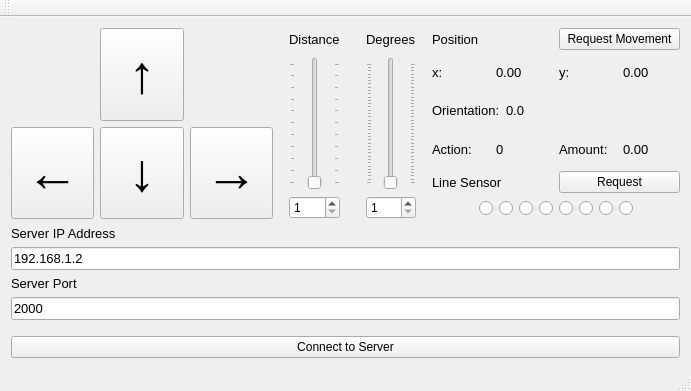
Qt form QtClients/MovementDebugger/mainwindow.ui (madhavpatel6/EmbeddedSystemDesign_Team02) before a commit.
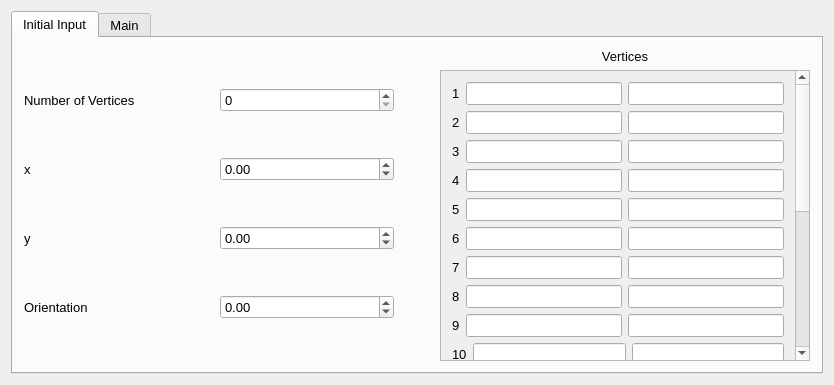
The same form after that commit.

Commit message: Added initial data tab and operation modes to movement debugger

Diff of the .ui file:
```diff
--- a/QtClients/MovementDebugger/mainwindow.ui
+++ b/QtClients/MovementDebugger/mainwindow.ui
@@ -6,22 +6,806 @@
    <rect>
     <x>0</x>
     <y>0</y>
-    <width>691</width>
-    <height>391</height>
+    <width>834</width>
+    <height>385</height>
    </rect>
   </property>
+  <property name="sizePolicy">
+   <sizepolicy hsizetype="Preferred" vsizetype="Preferred">
+    <horstretch>0</horstretch>
+    <verstretch>0</verstretch>
+   </sizepolicy>
+  </property>
+  <property name="sizeIncrement">
+   <size>
+    <width>0</width>
+    <height>0</height>
+   </size>
+  </property>
   <property name="windowTitle">
    <string>Movement Debugger</string>
   </property>
   <widget class="QWidget" name="centralWidget">
+   <layout class="QGridLayout" name="gridLayout_3">
+    <item row="0" column="1">
+     <widget class="QTabWidget" name="tabWidget">
+      <property name="font">
+       <font>
+        <pointsize>10</pointsize>
+       </font>
+      </property>
+      <property name="autoFillBackground">
+       <bool>false</bool>
+      </property>
+      <property name="currentIndex">
+       <number>0</number>
+      </property>
+      <widget class="QWidget" name="tab_initial">
+       <attribute name="title">
+        <string>Initial Input</string>
+       </attribute>
+       <layout class="QGridLayout" name="gridLayout_4">
+        <item row="1" column="2">
+         <layout class="QHBoxLayout" name="horizontalLayout_14" stretch="1,0,1">
+          <property name="leftMargin">
+           <number>0</number>
+          </property>
+          <property name="rightMargin">
+           <number>0</number>
+          </property>
+          <item>
+           <layout class="QVBoxLayout" name="verticalLayout_8">
+            <property name="rightMargin">
+             <number>0</number>
+            </property>
+            <item>
+             <layout class="QHBoxLayout" name="horizontalLayout_8" stretch="0,0,0">
+              <item>
+               <widget class="QLabel" name="lbl_numVertices">
+                <property name="font">
+                 <font>
+                  <pointsize>10</pointsize>
+                 </font>
+                </property>
+                <property name="frameShape">
+                 <enum>QFrame::NoFrame</enum>
+                </property>
+                <property name="text">
+                 <string>Number of Vertices</string>
+                </property>
+                <property name="alignment">
+                 <set>Qt::AlignLeading|Qt::AlignLeft|Qt::AlignVCenter</set>
+                </property>
+               </widget>
+              </item>
+              <item>
+               <spacer name="horizontalSpacer_11">
+                <property name="orientation">
+                 <enum>Qt::Horizontal</enum>
+                </property>
+                <property name="sizeType">
+                 <enum>QSizePolicy::Fixed</enum>
+                </property>
+                <property name="sizeHint" stdset="0">
+                 <size>
+                  <width>15</width>
+                  <height>20</height>
+                 </size>
+                </property>
+               </spacer>
+              </item>
+              <item>
+               <widget class="QSpinBox" name="sb_numVertices">
+                <property name="maximum">
+                 <number>20</number>
+                </property>
+               </widget>
+              </item>
+             </layout>
+            </item>
+            <item>
+             <layout class="QHBoxLayout" name="horizontalLayout_10">
+              <item>
+               <widget class="QLabel" name="lbl_x_initial">
+                <property name="font">
+                 <font>
+                  <pointsize>10</pointsize>
+                 </font>
+                </property>
+                <property name="frameShape">
+                 <enum>QFrame::NoFrame</enum>
+                </property>
+                <property name="text">
+                 <string>x</string>
+                </property>
+                <property name="alignment">
+                 <set>Qt::AlignLeading|Qt::AlignLeft|Qt::AlignVCenter</set>
+                </property>
+               </widget>
+              </item>
+              <item>
+               <spacer name="horizontalSpacer_13">
+                <property name="orientation">
+                 <enum>Qt::Horizontal</enum>
+                </property>
+                <property name="sizeType">
+                 <enum>QSizePolicy::Fixed</enum>
+                </property>
+                <property name="sizeHint" stdset="0">
+                 <size>
+                  <width>15</width>
+                  <height>20</height>
+                 </size>
+                </property>
+               </spacer>
+              </item>
+              <item>
+               <widget class="QDoubleSpinBox" name="sb_x_initial">
+                <property name="minimum">
+                 <double>-200.000000000000000</double>
+                </property>
+                <property name="maximum">
+                 <double>200.000000000000000</double>
+                </property>
+               </widget>
+              </item>
+             </layout>
+            </item>
+            <item>
+             <layout class="QHBoxLayout" name="horizontalLayout_11">
+              <item>
+               <widget class="QLabel" name="lbl_y_initial">
+                <property name="font">
+                 <font>
+                  <pointsize>10</pointsize>
+                 </font>
+                </property>
+                <property name="frameShape">
+                 <enum>QFrame::NoFrame</enum>
+                </property>
+                <property name="text">
+                 <string>y</string>
+                </property>
+                <property name="alignment">
+                 <set>Qt::AlignLeading|Qt::AlignLeft|Qt::AlignVCenter</set>
+                </property>
+               </widget>
+              </item>
+              <item>
+               <spacer name="horizontalSpacer_12">
+                <property name="orientation">
+                 <enum>Qt::Horizontal</enum>
+                </property>
+                <property name="sizeType">
+                 <enum>QSizePolicy::Fixed</enum>
+                </property>
+                <property name="sizeHint" stdset="0">
+                 <size>
+                  <width>15</width>
+                  <height>20</height>
+                 </size>
+                </property>
+               </spacer>
+              </item>
+              <item>
+               <widget class="QDoubleSpinBox" name="sb_y_initial">
+                <property name="minimum">
+                 <double>-200.000000000000000</double>
+                </property>
+                <property name="maximum">
+                 <double>200.000000000000000</double>
+                </property>
+               </widget>
+              </item>
+             </layout>
+            </item>
+            <item>
+             <layout class="QHBoxLayout" name="horizontalLayout_12">
+              <item>
+               <widget class="QLabel" name="lbl_orientation_initial">
+                <property name="font">
+                 <font>
+                  <pointsize>10</pointsize>
+                 </font>
+                </property>
+                <property name="frameShape">
+                 <enum>QFrame::NoFrame</enum>
+                </property>
+                <property name="text">
+                 <string>Orientation</string>
+                </property>
+                <property name="alignment">
+                 <set>Qt::AlignLeading|Qt::AlignLeft|Qt::AlignVCenter</set>
+                </property>
+               </widget>
+              </item>
+              <item>
+               <spacer name="horizontalSpacer_14">
+                <property name="orientation">
+                 <enum>Qt::Horizontal</enum>
+                </property>
+                <property name="sizeType">
+                 <enum>QSizePolicy::Fixed</enum>
+                </property>
+                <property name="sizeHint" stdset="0">
+                 <size>
+                  <width>15</width>
+                  <height>0</height>
+                 </size>
+                </property>
+               </spacer>
+              </item>
+              <item>
+               <widget class="QDoubleSpinBox" name="sb_orientation_initial">
+                <property name="minimum">
+                 <double>-350.990000000000009</double>
+                </property>
+                <property name="maximum">
+                 <double>350.990000000000009</double>
+                </property>
+               </widget>
+              </item>
+             </layout>
+            </item>
+           </layout>
+          </item>
+          <item>
+           <spacer name="horizontalSpacer_7">
+            <property name="orientation">
+             <enum>Qt::Horizontal</enum>
+            </property>
+            <property name="sizeHint" stdset="0">
+             <size>
+              <width>40</width>
+              <height>20</height>
+             </size>
+            </property>
+           </spacer>
+          </item>
+          <item>
    <layout class="QVBoxLayout" name="verticalLayout_2">
     <item>
+             <widget class="QLabel" name="lbl_vertices">
+              <property name="font">
+               <font>
+                <pointsize>10</pointsize>
+               </font>
+              </property>
+              <property name="text">
+               <string>Vertices</string>
+              </property>
+              <property name="alignment">
+               <set>Qt::AlignCenter</set>
+              </property>
+             </widget>
+            </item>
+            <item>
+             <widget class="QScrollArea" name="scrollArea">
+              <property name="widgetResizable">
+               <bool>true</bool>
+              </property>
+              <widget class="QWidget" name="scrollAreaWidgetContents">
+               <property name="geometry">
+                <rect>
+                 <x>0</x>
+                 <y>0</y>
+                 <width>352</width>
+                 <height>652</height>
+                </rect>
+               </property>
+               <layout class="QVBoxLayout" name="verticalLayout_9">
+                <item>
+                 <layout class="QHBoxLayout" name="horizontalLayout_13">
+                  <property name="topMargin">
+                   <number>0</number>
+                  </property>
+                  <item>
+                   <widget class="QLabel" name="lbl_1">
+                    <property name="text">
+                     <string>1</string>
+                    </property>
+                   </widget>
+                  </item>
+                  <item>
+                   <widget class="QLineEdit" name="le_x1"/>
+                  </item>
+                  <item>
+                   <widget class="QLineEdit" name="le_y1"/>
+                  </item>
+                 </layout>
+                </item>
+                <item>
+                 <layout class="QHBoxLayout" name="horizontalLayout_15">
+                  <property name="topMargin">
+                   <number>0</number>
+                  </property>
+                  <item>
+                   <widget class="QLabel" name="lbl_2">
+                    <property name="text">
+                     <string>2</string>
+                    </property>
+                   </widget>
+                  </item>
+                  <item>
+                   <widget class="QLineEdit" name="le_x2"/>
+                  </item>
+                  <item>
+                   <widget class="QLineEdit" name="le_y2"/>
+                  </item>
+                 </layout>
+                </item>
+                <item>
+                 <layout class="QHBoxLayout" name="horizontalLayout_16">
+                  <property name="topMargin">
+                   <number>0</number>
+                  </property>
+                  <item>
+                   <widget class="QLabel" name="lbl_3">
+                    <property name="text">
+                     <string>3</string>
+                    </property>
+                   </widget>
+                  </item>
+                  <item>
+                   <widget class="QLineEdit" name="le_x3"/>
+                  </item>
+                  <item>
+                   <widget class="QLineEdit" name="le_y3"/>
+                  </item>
+                 </layout>
+                </item>
+                <item>
+                 <layout class="QHBoxLayout" name="horizontalLayout_17">
+                  <property name="topMargin">
+                   <number>0</number>
+                  </property>
+                  <item>
+                   <widget class="QLabel" name="lbl_4">
+                    <property name="text">
+                     <string>4</string>
+                    </property>
+                   </widget>
+                  </item>
+                  <item>
+                   <widget class="QLineEdit" name="le_x4"/>
+                  </item>
+                  <item>
+                   <widget class="QLineEdit" name="le_y4"/>
+                  </item>
+                 </layout>
+                </item>
+                <item>
+                 <layout class="QHBoxLayout" name="horizontalLayout_18">
+                  <property name="topMargin">
+                   <number>0</number>
+                  </property>
+                  <item>
+                   <widget class="QLabel" name="lbl_5">
+                    <property name="text">
+                     <string>5</string>
+                    </property>
+                   </widget>
+                  </item>
+                  <item>
+                   <widget class="QLineEdit" name="le_x5"/>
+                  </item>
+                  <item>
+                   <widget class="QLineEdit" name="le_y5"/>
+                  </item>
+                 </layout>
+                </item>
+                <item>
+                 <layout class="QHBoxLayout" name="horizontalLayout_19">
+                  <property name="topMargin">
+                   <number>0</number>
+                  </property>
+                  <item>
+                   <widget class="QLabel" name="lbl_6">
+                    <property name="text">
+                     <string>6</string>
+                    </property>
+                   </widget>
+                  </item>
+                  <item>
+                   <widget class="QLineEdit" name="le_x6"/>
+                  </item>
+                  <item>
+                   <widget class="QLineEdit" name="le_y6"/>
+                  </item>
+                 </layout>
+                </item>
+                <item>
+                 <layout class="QHBoxLayout" name="horizontalLayout_20">
+                  <property name="topMargin">
+                   <number>0</number>
+                  </property>
+                  <item>
+                   <widget class="QLabel" name="lbl_7">
+                    <property name="text">
+                     <string>7</string>
+                    </property>
+                   </widget>
+                  </item>
+                  <item>
+                   <widget class="QLineEdit" name="le_x7"/>
+                  </item>
+                  <item>
+                   <widget class="QLineEdit" name="le_y7"/>
+                  </item>
+                 </layout>
+                </item>
+                <item>
+                 <layout class="QHBoxLayout" name="horizontalLayout_21">
+                  <property name="topMargin">
+                   <number>0</number>
+                  </property>
+                  <item>
+                   <widget class="QLabel" name="lbl_8">
+                    <property name="text">
+                     <string>8</string>
+                    </property>
+                   </widget>
+                  </item>
+                  <item>
+                   <widget class="QLineEdit" name="le_x8"/>
+                  </item>
+                  <item>
+                   <widget class="QLineEdit" name="le_y8"/>
+                  </item>
+                 </layout>
+                </item>
+                <item>
+                 <layout class="QHBoxLayout" name="horizontalLayout_22">
+                  <property name="topMargin">
+                   <number>0</number>
+                  </property>
+                  <item>
+                   <widget class="QLabel" name="lbl_9">
+                    <property name="text">
+                     <string>9</string>
+                    </property>
+                   </widget>
+                  </item>
+                  <item>
+                   <widget class="QLineEdit" name="le_x9"/>
+                  </item>
+                  <item>
+                   <widget class="QLineEdit" name="le_y9"/>
+                  </item>
+                 </layout>
+                </item>
+                <item>
+                 <layout class="QHBoxLayout" name="horizontalLayout_23">
+                  <property name="topMargin">
+                   <number>0</number>
+                  </property>
+                  <item>
+                   <widget class="QLabel" name="lbl_10">
+                    <property name="text">
+                     <string>10</string>
+                    </property>
+                   </widget>
+                  </item>
+                  <item>
+                   <widget class="QLineEdit" name="le_x10"/>
+                  </item>
+                  <item>
+                   <widget class="QLineEdit" name="le_y10"/>
+                  </item>
+                 </layout>
+                </item>
+                <item>
+                 <layout class="QHBoxLayout" name="horizontalLayout_33">
+                  <property name="topMargin">
+                   <number>0</number>
+                  </property>
+                  <item>
+                   <widget class="QLabel" name="lbl_11">
+                    <property name="text">
+                     <string>11</string>
+                    </property>
+                   </widget>
+                  </item>
+                  <item>
+                   <widget class="QLineEdit" name="le_x11"/>
+                  </item>
+                  <item>
+                   <widget class="QLineEdit" name="le_y11"/>
+                  </item>
+                 </layout>
+                </item>
+                <item>
+                 <layout class="QHBoxLayout" name="horizontalLayout_32">
+                  <property name="topMargin">
+                   <number>0</number>
+                  </property>
+                  <item>
+                   <widget class="QLabel" name="lbl_12">
+                    <property name="text">
+                     <string>12</string>
+                    </property>
+                   </widget>
+                  </item>
+                  <item>
+                   <widget class="QLineEdit" name="le_x12"/>
+                  </item>
+                  <item>
+                   <widget class="QLineEdit" name="le_y12"/>
+                  </item>
+                 </layout>
+                </item>
+                <item>
+                 <layout class="QHBoxLayout" name="horizontalLayout_31">
+                  <property name="topMargin">
+                   <number>0</number>
+                  </property>
+                  <item>
+                   <widget class="QLabel" name="lbl_13">
+                    <property name="text">
+                     <string>13</string>
+                    </property>
+                   </widget>
+                  </item>
+                  <item>
+                   <widget class="QLineEdit" name="le_x13"/>
+                  </item>
+                  <item>
+                   <widget class="QLineEdit" name="le_y13"/>
+                  </item>
+                 </layout>
+                </item>
+                <item>
+                 <layout class="QHBoxLayout" name="horizontalLayout_30">
+                  <property name="topMargin">
+                   <number>0</number>
+                  </property>
+                  <item>
+                   <widget class="QLabel" name="lbl_14">
+                    <property name="text">
+                     <string>14</string>
+                    </property>
+                   </widget>
+                  </item>
+                  <item>
+                   <widget class="QLineEdit" name="le_x14"/>
+                  </item>
+                  <item>
+                   <widget class="QLineEdit" name="le_y14"/>
+                  </item>
+                 </layout>
+                </item>
+                <item>
+                 <layout class="QHBoxLayout" name="horizontalLayout_29">
+                  <property name="topMargin">
+                   <number>0</number>
+                  </property>
+                  <item>
+                   <widget class="QLabel" name="lbl_15">
+                    <property name="text">
+                     <string>15</string>
+                    </property>
+                   </widget>
+                  </item>
+                  <item>
+                   <widget class="QLineEdit" name="le_x15"/>
+                  </item>
+                  <item>
+                   <widget class="QLineEdit" name="le_y15"/>
+                  </item>
+                 </layout>
+                </item>
+                <item>
+                 <layout class="QHBoxLayout" name="horizontalLayout_28">
+                  <property name="topMargin">
+                   <number>0</number>
+                  </property>
+                  <item>
+                   <widget class="QLabel" name="lbl_16">
+                    <property name="text">
+                     <string>16</string>
+                    </property>
+                   </widget>
+                  </item>
+                  <item>
+                   <widget class="QLineEdit" name="le_x16"/>
+                  </item>
+                  <item>
+                   <widget class="QLineEdit" name="le_y16"/>
+                  </item>
+                 </layout>
+                </item>
+                <item>
+                 <layout class="QHBoxLayout" name="horizontalLayout_27">
+                  <property name="topMargin">
+                   <number>0</number>
+                  </property>
+                  <item>
+                   <widget class="QLabel" name="lbl_17">
+                    <property name="text">
+                     <string>17</string>
+                    </property>
+                   </widget>
+                  </item>
+                  <item>
+                   <widget class="QLineEdit" name="le_x17"/>
+                  </item>
+                  <item>
+                   <widget class="QLineEdit" name="le_y17"/>
+                  </item>
+                 </layout>
+                </item>
+                <item>
+                 <layout class="QHBoxLayout" name="horizontalLayout_26">
+                  <property name="topMargin">
+                   <number>0</number>
+                  </property>
+                  <item>
+                   <widget class="QLabel" name="lbl_18">
+                    <property name="text">
+                     <string>18</string>
+                    </property>
+                   </widget>
+                  </item>
+                  <item>
+                   <widget class="QLineEdit" name="le_x18"/>
+                  </item>
+                  <item>
+                   <widget class="QLineEdit" name="le_y18"/>
+                  </item>
+                 </layout>
+                </item>
+                <item>
+                 <layout class="QHBoxLayout" name="horizontalLayout_25">
+                  <property name="topMargin">
+                   <number>0</number>
+                  </property>
+                  <item>
+                   <widget class="QLabel" name="lbl_19">
+                    <property name="text">
+                     <string>19</string>
+                    </property>
+                   </widget>
+                  </item>
+                  <item>
+                   <widget class="QLineEdit" name="le_x19"/>
+                  </item>
+                  <item>
+                   <widget class="QLineEdit" name="le_y19"/>
+                  </item>
+                 </layout>
+                </item>
+                <item>
+                 <layout class="QHBoxLayout" name="horizontalLayout_24">
+                  <property name="topMargin">
+                   <number>0</number>
+                  </property>
+                  <item>
+                   <widget class="QLabel" name="lbl_20">
+                    <property name="text">
+                     <string>20</string>
+                    </property>
+                   </widget>
+                  </item>
+                  <item>
+                   <widget class="QLineEdit" name="le_x20"/>
+                  </item>
+                  <item>
+                   <widget class="QLineEdit" name="le_y20"/>
+                  </item>
+                 </layout>
+                </item>
+               </layout>
+              </widget>
+             </widget>
+            </item>
+           </layout>
+          </item>
+         </layout>
+        </item>
+       </layout>
+      </widget>
+      <widget class="QWidget" name="tab_main">
+       <attribute name="title">
+        <string>Main</string>
+       </attribute>
+       <layout class="QGridLayout" name="gridLayout_2">
+        <item row="0" column="0">
      <layout class="QVBoxLayout" name="verticalLayout" stretch="10,7">
       <item>
-       <layout class="QHBoxLayout" name="horizontalLayout" stretch="1,0,0,0">
+           <layout class="QHBoxLayout" name="horizontalLayout" stretch="0,0,1,0,0,0,0,0">
         <property name="bottomMargin">
          <number>0</number>
         </property>
+            <item>
+             <layout class="QVBoxLayout" name="verticalLayout_7">
+              <property name="leftMargin">
+               <number>0</number>
+              </property>
+              <item>
+               <widget class="QLabel" name="lbl_mode">
+                <property name="font">
+                 <font>
+                  <pointsize>10</pointsize>
+                 </font>
+                </property>
+                <property name="frameShape">
+                 <enum>QFrame::NoFrame</enum>
+                </property>
+                <property name="frameShadow">
+                 <enum>QFrame::Plain</enum>
+                </property>
+                <property name="text">
+                 <string>Mode</string>
+                </property>
+               </widget>
+              </item>
+              <item>
+               <widget class="QRadioButton" name="rb_debug">
+                <property name="font">
+                 <font>
+                  <pointsize>10</pointsize>
+                 </font>
+                </property>
+                <property name="text">
+                 <string>Debug</string>
+                </property>
+                <property name="checked">
+                 <bool>true</bool>
+                </property>
+               </widget>
+              </item>
+              <item>
+               <widget class="QRadioButton" name="rb_lawnmower">
+                <property name="font">
+                 <font>
+                  <pointsize>10</pointsize>
+                 </font>
+                </property>
+                <property name="text">
+                 <string>Lawnmower</string>
+                </property>
+               </widget>
+              </item>
+              <item>
+               <widget class="QRadioButton" name="rb_random">
+                <property name="font">
+                 <font>
+                  <pointsize>10</pointsize>
+                 </font>
+                </property>
+                <property name="text">
+                 <string>Random</string>
+                </property>
+               </widget>
+              </item>
+              <item>
+               <spacer name="verticalSpacer">
+                <property name="orientation">
+                 <enum>Qt::Vertical</enum>
+                </property>
+                <property name="sizeHint" stdset="0">
+                 <size>
+                  <width>20</width>
+                  <height>40</height>
+                 </size>
+                </property>
+               </spacer>
+              </item>
+             </layout>
+            </item>
+            <item>
+             <spacer name="horizontalSpacer">
+              <property name="orientation">
+               <enum>Qt::Horizontal</enum>
+              </property>
+              <property name="sizeHint" stdset="0">
+               <size>
+                <width>40</width>
+                <height>20</height>
+               </size>
+              </property>
+             </spacer>
+            </item>
         <item>
          <layout class="QGridLayout" name="gridLayout">
           <item row="3" column="0">
@@ -110,6 +894,19 @@
           </item>
          </layout>
         </item>
+            <item>
+             <spacer name="horizontalSpacer_5">
+              <property name="orientation">
+               <enum>Qt::Horizontal</enum>
+              </property>
+              <property name="sizeHint" stdset="0">
+               <size>
+                <width>40</width>
+                <height>20</height>
+               </size>
+              </property>
+             </spacer>
+            </item>
         <item>
          <layout class="QVBoxLayout" name="verticalLayout_5">
           <property name="spacing">
@@ -162,6 +959,9 @@
             <property name="maximum">
              <number>100</number>
             </property>
+                <property name="value">
+                 <number>10</number>
+                </property>
             <property name="orientation">
              <enum>Qt::Vertical</enum>
             </property>
@@ -178,6 +978,9 @@
             <property name="maximum">
              <number>100</number>
             </property>
+                <property name="value">
+                 <number>10</number>
+                </property>
            </widget>
           </item>
          </layout>
@@ -234,6 +1037,9 @@
             <property name="maximum">
              <number>360</number>
             </property>
+                <property name="value">
+                 <number>90</number>
+                </property>
             <property name="orientation">
              <enum>Qt::Vertical</enum>
             </property>
@@ -250,10 +1056,26 @@
             <property name="maximum">
              <number>360</number>
             </property>
+                <property name="value">
+                 <number>90</number>
+                </property>
            </widget>
           </item>
          </layout>
         </item>
+            <item>
+             <spacer name="horizontalSpacer_6">
+              <property name="orientation">
+               <enum>Qt::Horizontal</enum>
+              </property>
+              <property name="sizeHint" stdset="0">
+               <size>
+                <width>40</width>
+                <height>20</height>
+               </size>
+              </property>
+             </spacer>
+            </item>
         <item>
          <layout class="QVBoxLayout" name="verticalLayout_4">
           <item>
@@ -272,8 +1094,13 @@
             </item>
             <item>
              <widget class="QPushButton" name="pb_requestMovement">
+                  <property name="font">
+                   <font>
+                    <pointsize>10</pointsize>
+                   </font>
+                  </property>
               <property name="text">
-               <string>Request Movement</string>
+                   <string>Request</string>
               </property>
              </widget>
             </item>
@@ -452,6 +1279,11 @@
             </item>
             <item>
              <widget class="QPushButton" name="pb_requestLineSensor">
+                  <property name="font">
+                   <font>
+                    <pointsize>10</pointsize>
+                   </font>
+                  </property>
               <property name="text">
                <string>Request</string>
               </property>
@@ -743,6 +1575,11 @@
         </item>
         <item>
          <widget class="QPushButton" name="pb_connectToServer">
+              <property name="font">
+               <font>
+                <pointsize>10</pointsize>
+               </font>
+              </property>
           <property name="text">
            <string>Connect to Server</string>
           </property>
@@ -754,15 +1591,10 @@
     </item>
    </layout>
   </widget>
-  <widget class="QToolBar" name="mainToolBar">
-   <attribute name="toolBarArea">
-    <enum>TopToolBarArea</enum>
-   </attribute>
-   <attribute name="toolBarBreak">
-    <bool>false</bool>
-   </attribute>
-  </widget>
-  <widget class="QStatusBar" name="statusBar"/>
+     </widget>
+    </item>
+   </layout>
+  </widget>
  </widget>
  <layoutdefault spacing="6" margin="11"/>
  <resources/>
```
Lines whose indentation alone changed are shown as unchanged. The commit also changes 5 other files.
